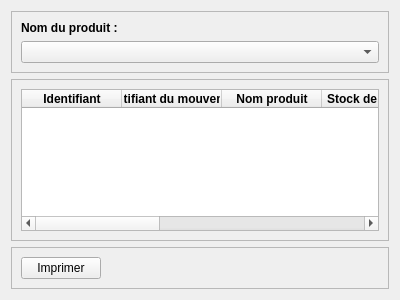
Old version of the form operation.ui in the repository Totelof10/tsena.
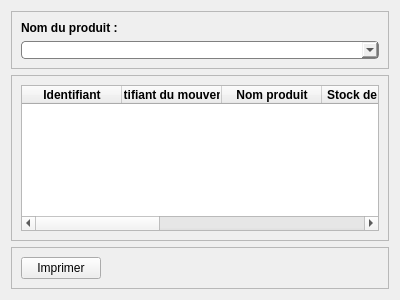
New version of the form. Icons and pictures are not drawn.

```diff
--- a/operation.ui
+++ b/operation.ui
@@ -41,6 +41,12 @@
       </item>
       <item>
        <widget class="QComboBox" name="comboProduit">
+        <property name="styleSheet">
+         <string notr="true">QComboBox{
+	border: 1px solid grey;
+	border-radius: 4px;
+}</string>
+        </property>
         <property name="editable">
          <bool>false</bool>
         </property>
```
